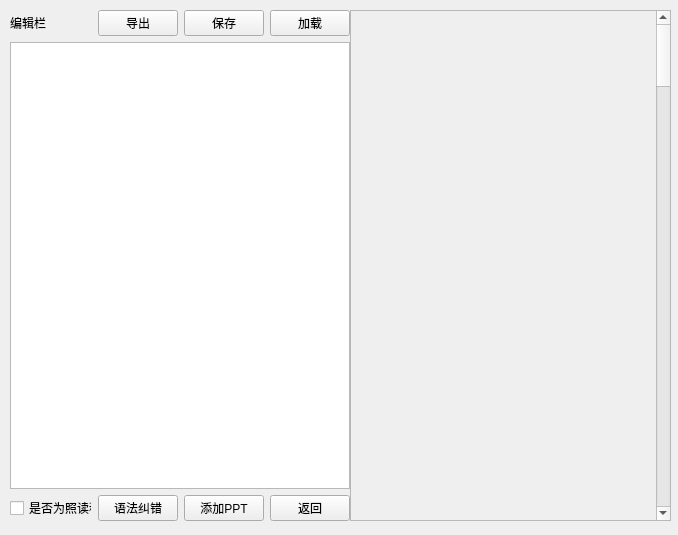
Before: the Qt Designer form src/UI/raw_uis/Editor.ui in Athsus/Speech-Training-Tool, drawn with Qt 5.
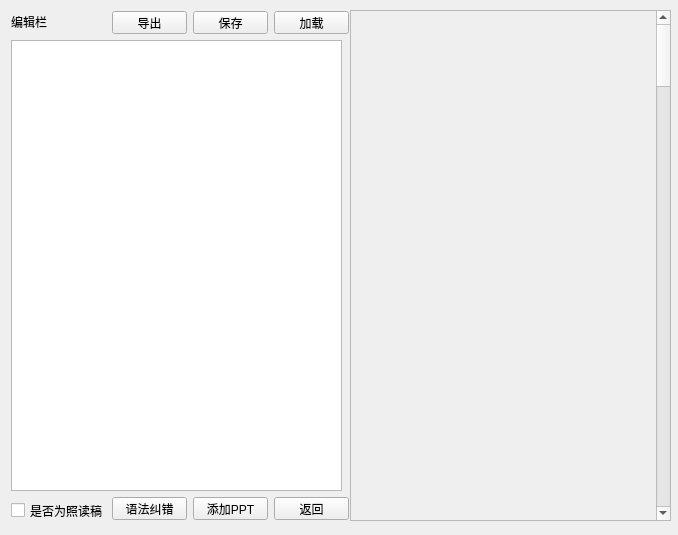
After: the same form once the commit is applied.

```diff
--- a/src/UI/raw_uis/Editor.ui
+++ b/src/UI/raw_uis/Editor.ui
@@ -19,85 +19,6 @@
   <property name="windowTitle">
    <string>Form</string>
   </property>
-  <widget class="QWidget" name="gridLayoutWidget">
-   <property name="geometry">
-    <rect>
-     <x>10</x>
-     <y>10</y>
-     <width>340</width>
-     <height>511</height>
-    </rect>
-   </property>
-   <layout class="QGridLayout" name="gridLayout">
-    <item row="2" column="3">
-     <widget class="QPushButton" name="BACK">
-      <property name="text">
-       <string>返回</string>
-      </property>
-     </widget>
-    </item>
-    <item row="0" column="3">
-     <widget class="QPushButton" name="LOAD">
-      <property name="text">
-       <string>加载</string>
-      </property>
-     </widget>
-    </item>
-    <item row="1" column="0" colspan="4">
-     <widget class="QTextEdit" name="textEdit">
-      <property name="html">
-       <string>&lt;!DOCTYPE HTML PUBLIC &quot;-//W3C//DTD HTML 4.0//EN&quot; &quot;http://www.w3.org/TR/REC-html40/strict.dtd&quot;&gt;
-&lt;html&gt;&lt;head&gt;&lt;meta name=&quot;qrichtext&quot; content=&quot;1&quot; /&gt;&lt;style type=&quot;text/css&quot;&gt;
-p, li { white-space: pre-wrap; }
-&lt;/style&gt;&lt;/head&gt;&lt;body style=&quot; font-family:'SimSun'; font-size:9pt; font-weight:400; font-style:normal;&quot;&gt;
-&lt;p style=&quot;-qt-paragraph-type:empty; margin-top:0px; margin-bottom:0px; margin-left:0px; margin-right:0px; -qt-block-indent:0; text-indent:0px;&quot;&gt;&lt;br /&gt;&lt;/p&gt;&lt;/body&gt;&lt;/html&gt;</string>
-      </property>
-     </widget>
-    </item>
-    <item row="0" column="2">
-     <widget class="QPushButton" name="SAVE">
-      <property name="text">
-       <string>保存</string>
-      </property>
-     </widget>
-    </item>
-    <item row="2" column="0">
-     <widget class="QCheckBox" name="IS_ZD">
-      <property name="text">
-       <string>是否为照读稿</string>
-      </property>
-     </widget>
-    </item>
-    <item row="0" column="0">
-     <widget class="QLabel" name="label">
-      <property name="text">
-       <string>编辑栏</string>
-      </property>
-     </widget>
-    </item>
-    <item row="2" column="2">
-     <widget class="QPushButton" name="ADD_PPT">
-      <property name="text">
-       <string>添加PPT</string>
-      </property>
-     </widget>
-    </item>
-    <item row="0" column="1">
-     <widget class="QPushButton" name="EXPORT">
-      <property name="text">
-       <string>导出</string>
-      </property>
-     </widget>
-    </item>
-    <item row="2" column="1">
-     <widget class="QPushButton" name="TEXT_CORRECTION">
-      <property name="text">
-       <string>语法纠错</string>
-      </property>
-     </widget>
-    </item>
-   </layout>
-  </widget>
   <widget class="QScrollArea" name="scrollArea">
    <property name="geometry">
     <rect>
@@ -154,6 +75,127 @@
     </widget>
    </widget>
   </widget>
+  <widget class="QCheckBox" name="IS_ZD">
+   <property name="geometry">
+    <rect>
+     <x>11</x>
+     <y>500</y>
+     <width>95</width>
+     <height>21</height>
+    </rect>
+   </property>
+   <property name="text">
+    <string>是否为照读稿</string>
+   </property>
+  </widget>
+  <widget class="QPushButton" name="BACK">
+   <property name="geometry">
+    <rect>
+     <x>274</x>
+     <y>497</y>
+     <width>75</width>
+     <height>23</height>
+    </rect>
+   </property>
+   <property name="text">
+    <string>返回</string>
+   </property>
+  </widget>
+  <widget class="QPushButton" name="SAVE">
+   <property name="geometry">
+    <rect>
+     <x>193</x>
+     <y>11</y>
+     <width>75</width>
+     <height>23</height>
+    </rect>
+   </property>
+   <property name="text">
+    <string>保存</string>
+   </property>
+  </widget>
+  <widget class="QLabel" name="label">
+   <property name="geometry">
+    <rect>
+     <x>11</x>
+     <y>11</y>
+     <width>71</width>
+     <height>21</height>
+    </rect>
+   </property>
+   <property name="text">
+    <string>编辑栏</string>
+   </property>
+  </widget>
+  <widget class="QPushButton" name="TEXT_CORRECTION">
+   <property name="geometry">
+    <rect>
+     <x>112</x>
+     <y>497</y>
+     <width>75</width>
+     <height>23</height>
+    </rect>
+   </property>
+   <property name="text">
+    <string>语法纠错</string>
+   </property>
+  </widget>
+  <widget class="QPushButton" name="ADD_PPT">
+   <property name="geometry">
+    <rect>
+     <x>193</x>
+     <y>497</y>
+     <width>75</width>
+     <height>23</height>
+    </rect>
+   </property>
+   <property name="text">
+    <string>添加PPT</string>
+   </property>
+  </widget>
+  <widget class="QPushButton" name="EXPORT">
+   <property name="geometry">
+    <rect>
+     <x>112</x>
+     <y>11</y>
+     <width>75</width>
+     <height>23</height>
+    </rect>
+   </property>
+   <property name="text">
+    <string>导出</string>
+   </property>
+  </widget>
+  <widget class="QPushButton" name="LOAD">
+   <property name="geometry">
+    <rect>
+     <x>274</x>
+     <y>11</y>
+     <width>75</width>
+     <height>23</height>
+    </rect>
+   </property>
+   <property name="text">
+    <string>加载</string>
+   </property>
+  </widget>
+  <widget class="QTextEdit" name="textEdit">
+   <property name="geometry">
+    <rect>
+     <x>11</x>
+     <y>40</y>
+     <width>331</width>
+     <height>451</height>
+    </rect>
+   </property>
+   <property name="html">
+    <string>&lt;!DOCTYPE HTML PUBLIC &quot;-//W3C//DTD HTML 4.0//EN&quot; &quot;http://www.w3.org/TR/REC-html40/strict.dtd&quot;&gt;
+&lt;html&gt;&lt;head&gt;&lt;meta name=&quot;qrichtext&quot; content=&quot;1&quot; /&gt;&lt;style type=&quot;text/css&quot;&gt;
+p, li { white-space: pre-wrap; }
+&lt;/style&gt;&lt;/head&gt;&lt;body style=&quot; font-family:'SimSun'; font-size:9pt; font-weight:400; font-style:normal;&quot;&gt;
+&lt;p style=&quot;-qt-paragraph-type:empty; margin-top:0px; margin-bottom:0px; margin-left:0px; margin-right:0px; -qt-block-indent:0; text-indent:0px;&quot;&gt;&lt;br /&gt;&lt;/p&gt;&lt;/body&gt;&lt;/html&gt;</string>
+   </property>
+  </widget>
  </widget>
  <resources/>
  <connections/>
```
